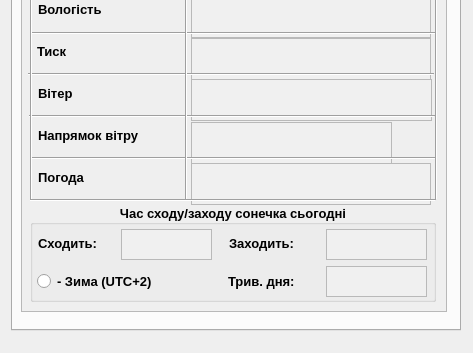
Before: the Qt Designer form mainwindow.ui in centroparotjag/Sofia-weather-QT, drawn with Qt 5; both pictures show x 0 to 473 and y 159 to 512 of the 473 by 512 pixel window.
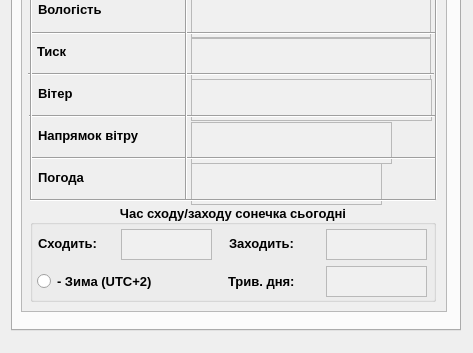
After: the same form once the commit is applied.

The edit to the form file:
```diff
--- a/mainwindow.ui
+++ b/mainwindow.ui
@@ -579,7 +579,7 @@
          <rect>
           <x>169</x>
           <y>221</y>
-          <width>240</width>
+          <width>191</width>
           <height>42</height>
          </rect>
         </property>
@@ -816,7 +816,7 @@
        <widget class="QLabel" name="label_10">
         <property name="geometry">
          <rect>
-          <x>369</x>
+          <x>370</x>
           <y>174</y>
           <width>40</width>
           <height>40</height>
@@ -826,6 +826,22 @@
          <string/>
         </property>
        </widget>
+       <widget class="QLabel" name="label_11">
+        <property name="geometry">
+         <rect>
+          <x>365</x>
+          <y>216</y>
+          <width>45</width>
+          <height>40</height>
+         </rect>
+        </property>
+        <property name="text">
+         <string/>
+        </property>
+        <property name="alignment">
+         <set>Qt::AlignCenter</set>
+        </property>
+       </widget>
       </widget>
      </widget>
     </widget>
```
